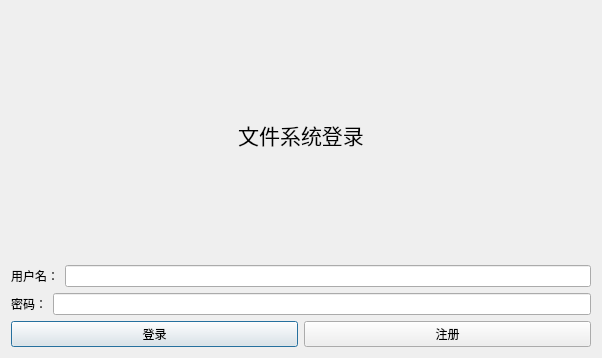
Above: loginwindow.ui from FfCr9/FileSystemProject before the change. Below: the same form after it.
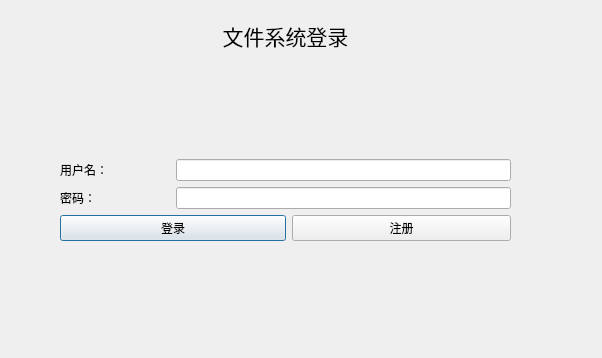
That is the form after the change.

Commit message: 完成登录界面和主界面

```diff
--- a/loginwindow.ui
+++ b/loginwindow.ui
@@ -1,7 +1,7 @@
 <?xml version="1.0" encoding="UTF-8"?>
 <ui version="4.0">
- <class>loginwindow</class>
- <widget class="QDialog" name="loginwindow">
+ <class>LoginWindow</class>
+ <widget class="QDialog" name="LoginWindow">
   <property name="geometry">
    <rect>
     <x>0</x>
@@ -19,9 +19,37 @@
   <property name="windowTitle">
    <string>文件系统登录</string>
   </property>
+  <widget class="QWidget" name="">
+   <property name="geometry">
+    <rect>
+     <x>60</x>
+     <y>20</y>
+     <width>451</width>
+     <height>221</height>
+    </rect>
+   </property>
+   <layout class="QGridLayout" name="gridLayout">
+    <item row="2" column="0">
+     <widget class="QLabel" name="labelPassword">
+      <property name="text">
+       <string>密码：</string>
+      </property>
+      <property name="buddy">
+       <cstring>labelPassword</cstring>
+      </property>
+     </widget>
+    </item>
+    <item row="2" column="1" colspan="3">
+     <widget class="QLineEdit" name="passwordEdit">
+      <property name="echoMode">
+       <enum>QLineEdit::Password</enum>
+      </property>
+     </widget>
+    </item>
+    <item row="0" column="0" colspan="4">
   <layout class="QVBoxLayout" name="verticalLayout">
    <item>
-    <widget class="QLabel" name="label">
+       <widget class="QLabel" name="labelTitle">
      <property name="font">
       <font>
        <pointsize>16</pointsize>
@@ -31,55 +59,39 @@
       <string>文件系统登录</string>
      </property>
      <property name="alignment">
-      <set>Qt::AlignCenter</set>
+         <set>Qt::AlignHCenter|Qt::AlignTop</set>
      </property>
     </widget>
    </item>
    <item>
-    <layout class="QHBoxLayout" name="horizontalLayout">
+       <layout class="QHBoxLayout" name="horizontalLayout"/>
+      </item>
      <item>
-      <widget class="QLabel" name="label_2">
+       <layout class="QHBoxLayout" name="horizontalLayout_2"/>
+      </item>
+      <item>
+       <layout class="QHBoxLayout" name="horizontalLayout_3"/>
+      </item>
+     </layout>
+    </item>
+    <item row="1" column="0">
+     <widget class="QLabel" name="labelUser">
        <property name="text">
         <string>用户名：</string>
        </property>
       </widget>
      </item>
-     <item>
+    <item row="1" column="1" colspan="3">
       <widget class="QLineEdit" name="usernameEdit"/>
      </item>
-    </layout>
-   </item>
-   <item>
-    <layout class="QHBoxLayout" name="horizontalLayout_2">
-     <item>
-      <widget class="QLabel" name="label_3">
-       <property name="text">
-        <string>密码：</string>
-       </property>
-       <property name="buddy">
-        <cstring>label_3</cstring>
-       </property>
-      </widget>
-     </item>
-     <item>
-      <widget class="QLineEdit" name="passwordEdit">
-       <property name="echoMode">
-        <enum>QLineEdit::Password</enum>
-       </property>
-      </widget>
-     </item>
-    </layout>
-   </item>
-   <item>
-    <layout class="QHBoxLayout" name="horizontalLayout_5">
-     <item>
+    <item row="3" column="0" colspan="2">
       <widget class="QPushButton" name="loginBtn">
        <property name="text">
         <string>登录</string>
        </property>
       </widget>
      </item>
-     <item>
+    <item row="3" column="2" colspan="2">
       <widget class="QPushButton" name="registerBtn">
        <property name="text">
         <string>注册</string>
@@ -87,8 +99,7 @@
       </widget>
      </item>
     </layout>
-   </item>
-  </layout>
+  </widget>
  </widget>
  <resources/>
  <connections/>
```
Lines whose indentation alone changed are shown as unchanged. The commit also changes 6 other files.
